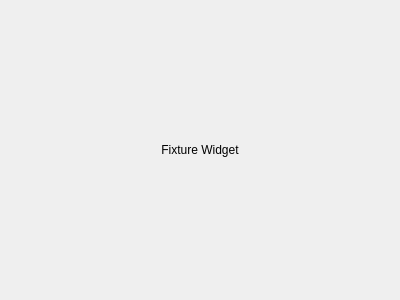
The window that fixturewidget.ui (kublasean/LightTriggerQt) describes before a commit, drawn with Qt 5.
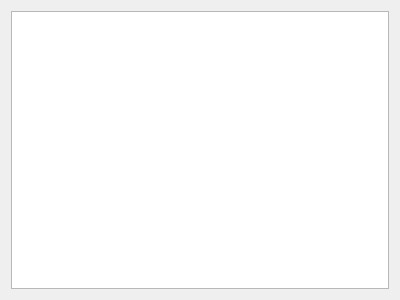
The same window after the commit.

Commit message: started fixture selection widget

Patch:
```diff
--- a/fixturewidget.ui
+++ b/fixturewidget.ui
@@ -13,14 +13,11 @@
   <property name="windowTitle">
    <string>Form</string>
   </property>
-  <layout class="QHBoxLayout" name="horizontalLayout">
+  <layout class="QVBoxLayout" name="verticalLayout">
    <item>
-    <widget class="QLabel" name="label">
-     <property name="text">
-      <string>Fixture Widget</string>
-     </property>
-     <property name="alignment">
-      <set>Qt::AlignCenter</set>
+    <widget class="QTreeView" name="treeView">
+     <property name="headerHidden">
+      <bool>true</bool>
      </property>
     </widget>
    </item>
```
The commit also changes 4 other files.
